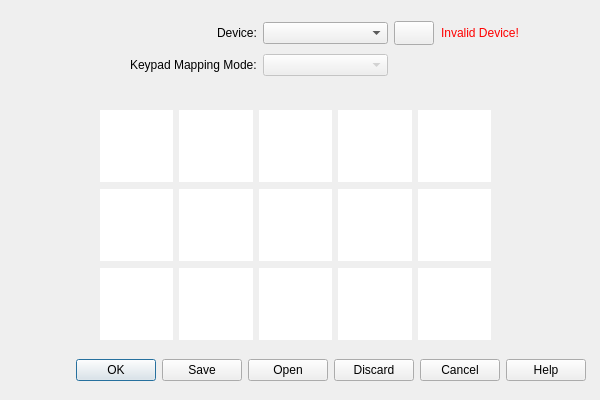
First picture: the form in companion/KeypadCompanion.ui, repository VoxelTek/SkyMusicKeypad, before the edit.
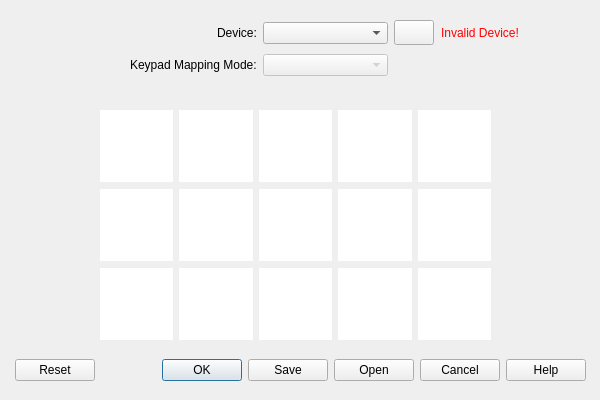
Second picture: the form after the edit. Icons and pictures are not drawn. Custom widgets are drawn as their Qt base class.

What changed in the file:
```diff
--- a/companion/KeypadCompanion.ui
+++ b/companion/KeypadCompanion.ui
@@ -30,7 +30,7 @@
     <enum>Qt::Orientation::Horizontal</enum>
    </property>
    <property name="standardButtons">
-    <set>QDialogButtonBox::StandardButton::Cancel|QDialogButtonBox::StandardButton::Discard|QDialogButtonBox::StandardButton::Help|QDialogButtonBox::StandardButton::Ok|QDialogButtonBox::StandardButton::Open|QDialogButtonBox::StandardButton::Save</set>
+    <set>QDialogButtonBox::StandardButton::Cancel|QDialogButtonBox::StandardButton::Help|QDialogButtonBox::StandardButton::Ok|QDialogButtonBox::StandardButton::Open|QDialogButtonBox::StandardButton::Reset|QDialogButtonBox::StandardButton::Save</set>
    </property>
    <property name="centerButtons">
     <bool>false</bool>
@@ -726,8 +726,8 @@
      <widget class="QPushButton" name="deviceRefresh">
       <property name="minimumSize">
        <size>
-        <width>24</width>
-        <height>24</height>
+        <width>25</width>
+        <height>25</height>
        </size>
       </property>
       <property name="text">
```
Left out of the diff: 14 changed lines with no effect on the pictures.
